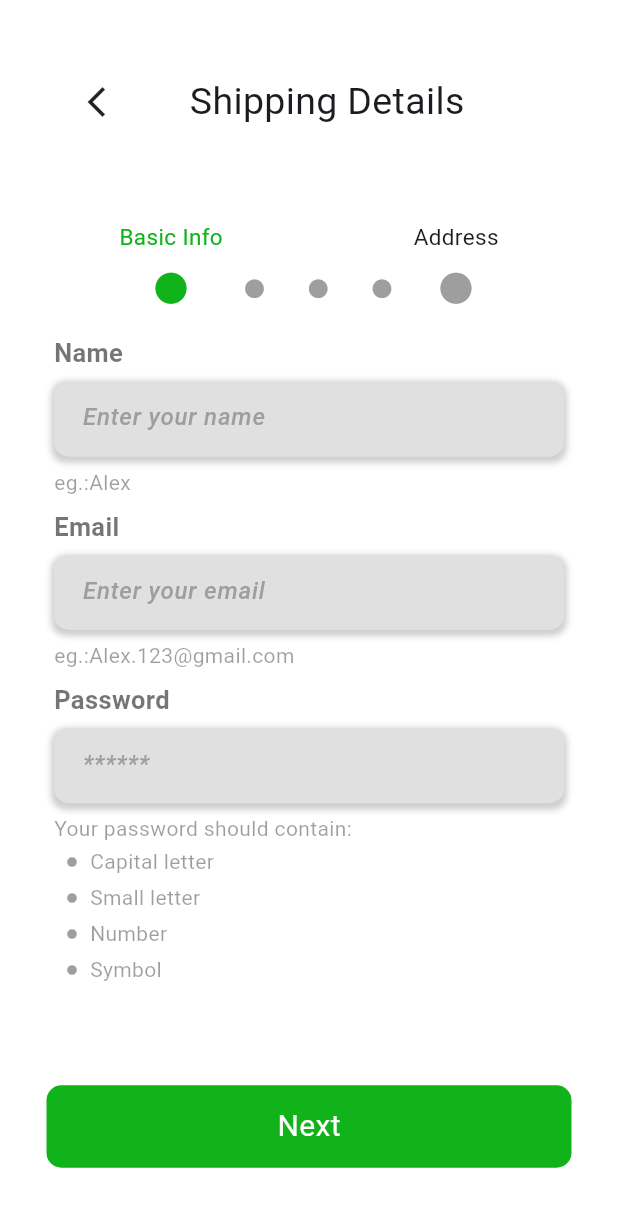
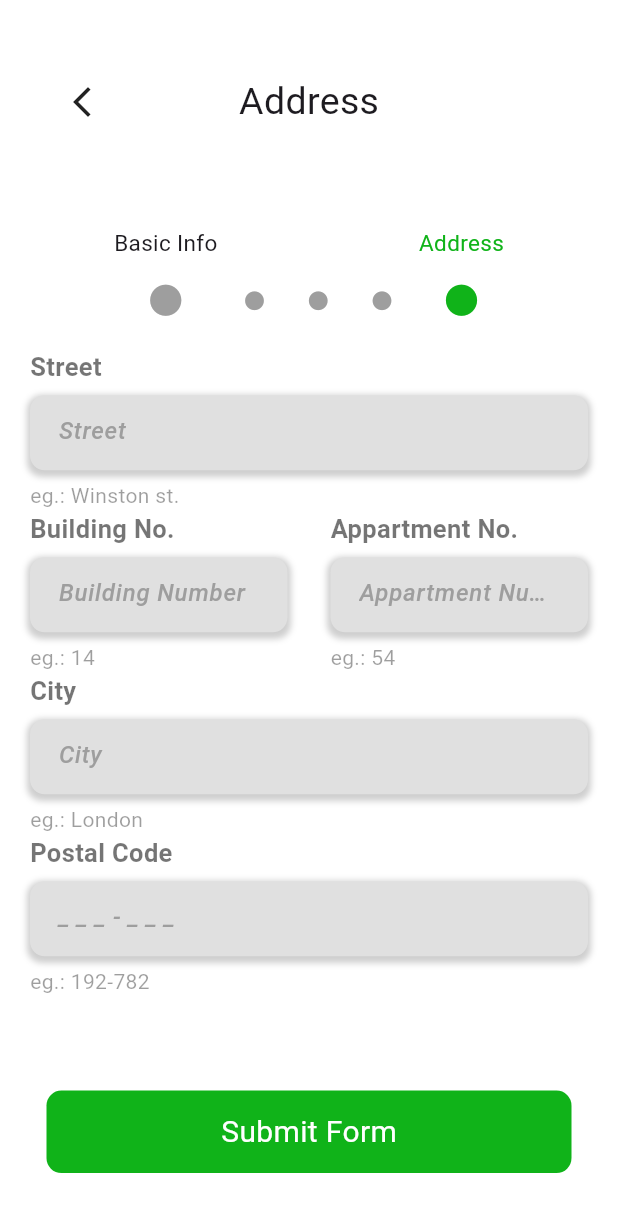
Before and after one commit to aSujith/Lab-Work, a Flutter app: the Login screen opened directly, after a tap on "Next", on a phone screen of 412 x 824 dp. Shown: the top 1212 px of the screen. Run offline on Flutter 3.47's test engine with Material 3 defaults, Android fonts, the phone set to English and light mode, and no system bars.

Commit message:
added login module

```diff
--- /dev/null
+++ b/home_page/lib/address.dart
@@ -0,0 +1,295 @@
+// ignore_for_file: prefer_const_constructors, prefer_const_literals_to_create_immutables, sized_box_for_whitespace, avoid_unnecessary_containers
+
+import 'dart:developer';
+
+import 'package:flutter/material.dart';
+import 'package:home_page/login.dart';
+
+class AddressTab extends StatefulWidget {
+  const AddressTab({super.key});
+  @override
+  State<AddressTab> createState() => _AddressTabState();
+}
+
+class _AddressTabState extends State<AddressTab> {
+  final TextEditingController street = TextEditingController();
+  final TextEditingController building_no = TextEditingController();
+  final TextEditingController appartment_no = TextEditingController();
+  final TextEditingController city = TextEditingController();
+  @override
+  Widget build(BuildContext context) {
+    double height = MediaQuery.sizeOf(context).height;
+    double width = MediaQuery.sizeOf(context).width;
+    return Scaffold(
+      body: Container(
+        height: double.infinity,
+        width: double.infinity,
+        decoration: BoxDecoration(
+          color: Colors.white,
+        ),
+        child: ListView(
+          children: [
+            Column(
+              mainAxisAlignment: MainAxisAlignment.spaceEvenly,
+              children: [
+                Row(
+                  mainAxisAlignment: MainAxisAlignment.spaceEvenly,
+                  children: [
+                    Container(
+                        width: 30,
+                        child: InkWell(
+                          onTap: () {
+                            Navigator.push(
+                              context,
+                              MaterialPageRoute(builder: (context) => Login()),
+                            );
+                          },
+                          child: Icon(
+                            Icons.arrow_back_ios_new,
+                          ),
+                        )),
+                    Container(
+                      child: Padding(
+                        padding: const EdgeInsets.symmetric(
+                            horizontal: 50, vertical: 50),
+                        child: Text(
+                          "Address",
+                          style: TextStyle(
+                            fontSize: 25,
+                          ),
+                        ),
+                      ),
+                    ),
+                    SizedBox(
+                      width: 30,
+                      height: 20,
+                    )
+                  ],
+                ),
+                Container(
+                  height: height / 9,
+                  padding: EdgeInsets.symmetric(
+                    horizontal: width / 7,
+                  ),
+                  child: Row(
+                    mainAxisAlignment: MainAxisAlignment.spaceEvenly,
+                    children: [
+                      Column(
+                        mainAxisAlignment: MainAxisAlignment.spaceEvenly,
+                        children: [
+                          Text(
+                            "Basic Info",
+                            style: TextStyle(
+                              fontSize: 15,
+                              // color: Color.fromARGB(255, 16, 179, 25),
+                            ),
+                          ),
+                          Icon(
+                            Icons.circle_rounded,
+                            color: Colors.grey[500],
+                            size: 25,
+                          )
+                        ],
+                      ),
+                      Column(
+                        mainAxisAlignment: MainAxisAlignment.spaceEvenly,
+                        children: [
+                          SizedBox(
+                            height: 25,
+                            width: 100,
+                          ),
+                          SizedBox(
+                            height: 30,
+                            width: 100,
+                            child: Row(
+                              mainAxisAlignment: MainAxisAlignment.spaceBetween,
+                              children: [
+                                Icon(
+                                  Icons.circle_rounded,
+                                  size: 15,
+                                  color: Colors.grey[500],
+                                ),
+                                Icon(
+                                  Icons.circle_rounded,
+                                  size: 15,
+                                  color: Colors.grey[500],
+                                ),
+                                Icon(
+                                  Icons.circle_rounded,
+                                  size: 15,
+                                  color: Colors.grey[500],
+                                ),
+                              ],
+                            ),
+                          )
+                        ],
+                      ),
+                      Column(
+                        mainAxisAlignment: MainAxisAlignment.spaceEvenly,
+                        children: [
+                          Text(
+                            "Address",
+                            style: TextStyle(
+                              fontSize: 15,
+                              color: Color.fromARGB(255, 16, 179, 25),
+                            ),
+                          ),
+                          Icon(
+                            Icons.circle_rounded,
+                            color: Color.fromARGB(255, 16, 179, 25),
+                            size: 25,
+                          )
+                        ],
+                      ),
+                    ],
+                  ),
+                ),
+                Container(
+                  padding: EdgeInsets.symmetric(vertical: 5, horizontal: 20),
+                  // color: Colors.amber,
+                  child: Column(
+                      mainAxisAlignment: MainAxisAlignment.spaceEvenly,
+                      children: [
+                        textbox(
+                            width: double.infinity,
+                            eg: "eg.: Winston st.",
+                            hint: "Street",
+                            title: "Street",
+                            controller: street),
+                        Row(
+                          mainAxisAlignment: MainAxisAlignment.spaceBetween,
+                          children: [
+                            textbox(
+                                width: width / 2.4,
+                                eg: "eg.: 14",
+                                hint: "Building Number",
+                                title: "Building No.",
+                                controller: building_no),
+                            textbox(
+                                width: width / 2.4,
+                                eg: "eg.: 54",
+                                hint: "Appartment Number",
+                                title: "Appartment No.",
+                                controller: appartment_no),
+                          ],
+                        ),
+                        textbox(
+                            width: double.infinity,
+                            eg: "eg.: London",
+                            hint: "City",
+                            title: "City",
+                            controller: city),
+                        textbox(
+                            width: double.infinity,
+                            eg: "eg.: 192-782",
+                            hint: "_ _ _ - _ _ _",
+                            title: "Postal Code",
+                            controller: street),
+                      ]),
+                ),
+                Container(
+                  height: 170,
+                  width: double.infinity,
+                  // color: Color.fromARGB(255, 0, 0, 0),
+                  child: Center(
+                    child: Container(
+                      height: 55,
+                      width: 350,
+                      decoration: BoxDecoration(
+                          color: Color.fromARGB(255, 16, 179, 25),
+                          borderRadius: BorderRadius.circular(10)),
+                      child: Center(
+                          child: Text(
+                        "Submit Form",
+                        style: TextStyle(
+                          fontSize: 20,
+                          color: Colors.white,
+                        ),
+                      )),
+                    ),
+                  ),
+                ),
+              ],
+            ),
+          ],
+        ),
+      ),
+    );
+  }
+
+  textbox(
+      {String? title,
+      TextEditingController? controller,
+      String? hint,
+      String? eg,
+      double? width}) {
+    return Column(
+      // mainAxisAlignment: MainAxisAlignment.start,
+      crossAxisAlignment: CrossAxisAlignment.start,
+      children: [
+        Text(
+          title!,
+          style: TextStyle(
+              fontSize: 17, fontWeight: FontWeight.bold, color: Colors.black54),
+        ),
+        Padding(
+          padding: const EdgeInsets.symmetric(vertical: 7),
+          child: Container(
+            height: 50,
+            width: width!,
+            decoration: BoxDecoration(
+              color: Colors.grey[300],
+              borderRadius: BorderRadius.circular(10),
+              boxShadow: [
+                BoxShadow(
+                  color: Colors.grey.withOpacity(0.5),
+                  spreadRadius: 2,
+                  blurRadius: 3,
+                  offset: Offset(0, 2),
+                ),
+              ],
+            ),
+            child: TextField(
+              controller: controller,
+              onSubmitted: (value) {
+                log(value);
+              },
+              cursorColor: const Color.fromARGB(255, 0, 0, 0),
+              style: TextStyle(
+                fontSize: 16,
+                color: Colors.black87,
+                fontWeight: FontWeight.w500,
+              ),
+              decoration: InputDecoration(
+                enabledBorder: OutlineInputBorder(
+                  borderSide: BorderSide.none,
+                  borderRadius: BorderRadius.circular(10),
+                ),
+                focusedBorder: OutlineInputBorder(
+                  borderSide: BorderSide.none, // Remove the border color
+                  borderRadius: BorderRadius.circular(10),
+                ),
+                contentPadding:
+                    EdgeInsets.symmetric(horizontal: 15, vertical: 12),
+                hintText: hint!,
+                hintStyle: TextStyle(
+                  fontSize: 16,
+                  color: Colors.grey[500],
+                  fontStyle: FontStyle.italic,
+                ),
+              ),
+            ),
+          ),
+        ),
+        Row(
+          children: [
+            Text(
+              eg!,
+              style: TextStyle(color: Colors.black38),
+            ),
+          ],
+        ),
+      ],
+    );
+  }
+}
--- a/home_page/lib/login.dart
+++ b/home_page/lib/login.dart
@@ -3,10 +3,10 @@
 import 'dart:developer';
 
 import 'package:flutter/material.dart';
+import 'package:home_page/address.dart';
 
 class Login extends StatefulWidget {
   const Login({super.key});
-
   @override
   State<Login> createState() => _LoginState();
 }
@@ -17,7 +17,8 @@ class _LoginState extends State<Login> {
   final TextEditingController email = TextEditingController();
   @override
   Widget build(BuildContext context) {
-    return Center(
+    return Scaffold(
+      body: Center(
         child: Stack(
           children: [
             Container(
@@ -147,7 +148,8 @@ class _LoginState extends State<Login> {
                                 ],
                               ),
                               Padding(
-                              padding: const EdgeInsets.symmetric(vertical: 7),
+                                padding:
+                                    const EdgeInsets.symmetric(vertical: 7),
                                 child: Container(
                                   height: 50,
                                   width: double.maxFinite,
@@ -222,7 +224,8 @@ class _LoginState extends State<Login> {
                                 ],
                               ),
                               Padding(
-                              padding: const EdgeInsets.symmetric(vertical: 7),
+                                padding:
+                                    const EdgeInsets.symmetric(vertical: 7),
                                 child: Container(
                                   height: 50,
                                   width: double.maxFinite,
@@ -297,7 +300,8 @@ class _LoginState extends State<Login> {
                                 ],
                               ),
                               Padding(
-                              padding: const EdgeInsets.symmetric(vertical: 7),
+                                padding:
+                                    const EdgeInsets.symmetric(vertical: 7),
                                 child: Container(
                                   height: 50,
                                   width: double.maxFinite,
@@ -352,7 +356,8 @@ class _LoginState extends State<Login> {
                                 mainAxisAlignment: MainAxisAlignment.start,
                                 children: [
                                   Column(
-                                  crossAxisAlignment: CrossAxisAlignment.start,
+                                    crossAxisAlignment:
+                                        CrossAxisAlignment.start,
                                     children: [
                                       Text(
                                         "Your password should contain:",
@@ -372,8 +377,8 @@ class _LoginState extends State<Login> {
                                           ),
                                           Text(
                                             "Capital letter",
-                                          style:
-                                              TextStyle(color: Colors.black38),
+                                            style: TextStyle(
+                                                color: Colors.black38),
                                           )
                                         ],
                                       ),
@@ -391,8 +396,8 @@ class _LoginState extends State<Login> {
                                           ),
                                           Text(
                                             "Small letter",
-                                          style:
-                                              TextStyle(color: Colors.black38),
+                                            style: TextStyle(
+                                                color: Colors.black38),
                                           )
                                         ],
                                       ),
@@ -410,8 +415,8 @@ class _LoginState extends State<Login> {
                                           ),
                                           Text(
                                             "Number",
-                                          style:
-                                              TextStyle(color: Colors.black38),
+                                            style: TextStyle(
+                                                color: Colors.black38),
                                           )
                                         ],
                                       ),
@@ -429,8 +434,8 @@ class _LoginState extends State<Login> {
                                           ),
                                           Text(
                                             "Symbol",
-                                          style:
-                                              TextStyle(color: Colors.black38),
+                                            style: TextStyle(
+                                                color: Colors.black38),
                                           )
                                         ],
                                       )
@@ -448,6 +453,10 @@ class _LoginState extends State<Login> {
                         log(name.text);
                         log(email.text);
                         log(password.text);
+                        Navigator.push(
+                          context,
+                          MaterialPageRoute(builder: (context) => AddressTab()),
+                        );
                       },
                       child: Container(
                         height: 170,
@@ -478,6 +487,7 @@ class _LoginState extends State<Login> {
             ),
           ],
         ),
+      ),
     );
   }
 }
--- a/home_page/lib/main.dart
+++ b/home_page/lib/main.dart
@@ -1,6 +1,9 @@
 import 'package:flutter/material.dart';
-import 'package:home_page/home.dart';
+import 'package:home_page/address.dart';
+// import 'package:home_page/home.dart';
 import 'package:home_page/login.dart';
+
+import 'musicplayer.dart';
 // import 'package:home_page/musicplayer.dart';
 
 // import 'package:google_fonts/google_fonts.dart';
@@ -17,20 +20,22 @@ class MyApp extends StatefulWidget {
 }
 
 class _MyAppState extends State<MyApp> {
-  final controller = PageController(
-    initialPage: 0,
-  );
-
   @override
   Widget build(BuildContext context) {
-    return MaterialApp(
-        debugShowCheckedModeBanner: false,
-        home: Scaffold(
-          body: PageView(controller: controller, children: const [
-            Home(),
-            // MusicPlayer(),
-            Login(),
-          ]),
-        ));
+    return const MaterialApp(
+      debugShowCheckedModeBanner: false,
+      // home: Scaffold(
+      //   body: PageView(controller: controller, children: [
+      //     // Home(),
+      //     MusicPlayer(control: controller),
+
+      //     Login(
+      //       control: controller,
+      //     ),
+      //     AddressTab(control: controller)
+      //   ]),
+      // )
+      home: Login(),
+    );
   }
 }
--- a/home_page/lib/musicplayer.dart
+++ b/home_page/lib/musicplayer.dart
@@ -1,8 +1,9 @@
 import 'package:flutter/material.dart';
 
 class MusicPlayer extends StatefulWidget {
-  const MusicPlayer({super.key});
+  const MusicPlayer({super.key, required this.control});
 
+  final PageController control;
   @override
   State<MusicPlayer> createState() => _MusicPlayerState();
 }
@@ -55,12 +56,12 @@ class _MusicPlayerState extends State<MusicPlayer> {
                   height: 100,
                   width: double.infinity,
                   margin: const EdgeInsets.only(top: 20),
-                  child: const Row(
+                  child: Row(
                     mainAxisAlignment: MainAxisAlignment.spaceEvenly,
                     children: [
-                      Icon(Icons.keyboard_arrow_down_sharp,
+                      const Icon(Icons.keyboard_arrow_down_sharp,
                           size: 25, color: Colors.white),
-                      Padding(
+                      const Padding(
                         padding: EdgeInsets.only(left: 30, right: 30),
                         child: Center(
                           child: Text(
@@ -69,7 +70,14 @@ class _MusicPlayerState extends State<MusicPlayer> {
                           ),
                         ),
                       ),
-                      Icon(Icons.menu, size: 25, color: Colors.white)
+                      InkWell(
+                          onTap: () {
+                            widget.control.animateToPage(1,
+                                duration: const Duration(milliseconds: 800),
+                                curve: Curves.linear);
+                          },
+                          child: const Icon(Icons.menu,
+                              size: 25, color: Colors.white))
                     ],
                   ),
                 ),
```
Lines whose indentation alone changed are shown as unchanged.
